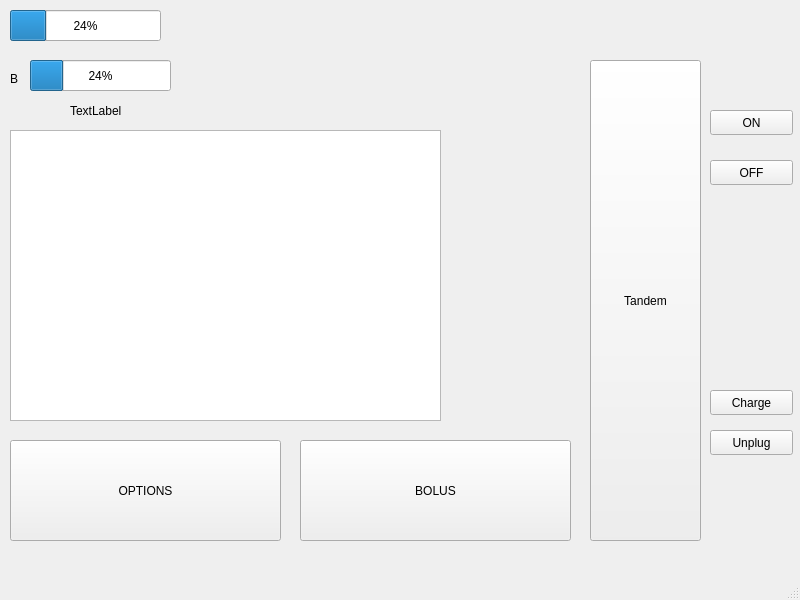
Above: COMP3004_Final/mainwindow.ui from MurkyMurka/3004-Team-Project before the change. Below: the same form after it.
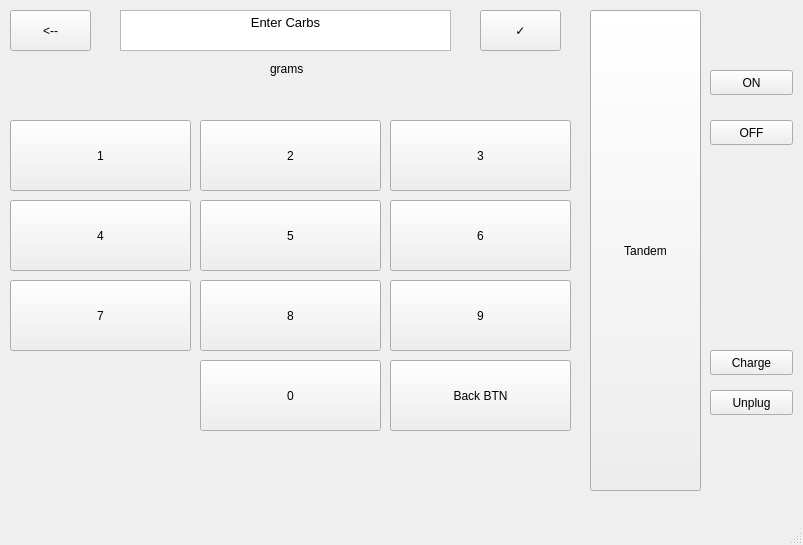
That is the form after the change. The open tabs and pages were chosen to show the change. Icons and pictures are not drawn.

Patch:
```diff
--- a/COMP3004_Final/mainwindow.ui
+++ b/COMP3004_Final/mainwindow.ui
@@ -6,8 +6,8 @@
    <rect>
     <x>0</x>
     <y>0</y>
-    <width>800</width>
-    <height>600</height>
+    <width>803</width>
+    <height>545</height>
    </rect>
   </property>
   <property name="windowTitle">
@@ -18,7 +18,7 @@
     <property name="geometry">
      <rect>
       <x>0</x>
-      <y>50</y>
+      <y>0</y>
       <width>571</width>
       <height>521</height>
      </rect>
@@ -30,10 +30,10 @@
      <widget class="QLabel" name="BolusIcon">
       <property name="geometry">
        <rect>
-        <x>10</x>
+        <x>410</x>
         <y>20</y>
-        <width>16</width>
-        <height>17</height>
+        <width>20</width>
+        <height>30</height>
        </rect>
       </property>
       <property name="text">
@@ -43,8 +43,8 @@
      <widget class="QProgressBar" name="BolusBar">
       <property name="geometry">
        <rect>
-        <x>30</x>
-        <y>10</y>
+        <x>420</x>
+        <y>20</y>
         <width>141</width>
         <height>31</height>
        </rect>
@@ -53,25 +53,12 @@
        <number>24</number>
       </property>
      </widget>
-     <widget class="QLabel" name="BolusNum">
-      <property name="geometry">
-       <rect>
-        <x>70</x>
-        <y>50</y>
-        <width>71</width>
-        <height>21</height>
-       </rect>
-      </property>
-      <property name="text">
-       <string>TextLabel</string>
-      </property>
-     </widget>
      <widget class="QPushButton" name="OptionsButton">
       <property name="geometry">
        <rect>
         <x>10</x>
-        <y>390</y>
-        <width>271</width>
+        <y>250</y>
+        <width>551</width>
         <height>101</height>
        </rect>
       </property>
@@ -82,9 +69,9 @@
      <widget class="QPushButton" name="BolusButton">
       <property name="geometry">
        <rect>
-        <x>300</x>
-        <y>390</y>
-        <width>271</width>
+        <x>10</x>
+        <y>100</y>
+        <width>551</width>
         <height>101</height>
        </rect>
       </property>
@@ -92,14 +79,124 @@
        <string>BOLUS</string>
       </property>
      </widget>
-     <widget class="QGraphicsView" name="graphicsView">
+     <widget class="QProgressBar" name="BatteryBar">
       <property name="geometry">
        <rect>
         <x>10</x>
-        <y>80</y>
-        <width>431</width>
-        <height>291</height>
+        <y>20</y>
+        <width>151</width>
+        <height>30</height>
        </rect>
+      </property>
+      <property name="value">
+       <number>24</number>
+      </property>
+     </widget>
+     <widget class="QDateTimeEdit" name="dateTimeEdit">
+      <property name="geometry">
+       <rect>
+        <x>230</x>
+        <y>20</y>
+        <width>131</width>
+        <height>31</height>
+       </rect>
+      </property>
+      <property name="readOnly">
+       <bool>true</bool>
+      </property>
+     </widget>
+     <widget class="QTextEdit" name="textEdit">
+      <property name="geometry">
+       <rect>
+        <x>30</x>
+        <y>390</y>
+        <width>371</width>
+        <height>51</height>
+       </rect>
+      </property>
+      <property name="readOnly">
+       <bool>true</bool>
+      </property>
+      <property name="html">
+       <string>&lt;!DOCTYPE HTML PUBLIC &quot;-//W3C//DTD HTML 4.0//EN&quot; &quot;http://www.w3.org/TR/REC-html40/strict.dtd&quot;&gt;
+&lt;html&gt;&lt;head&gt;&lt;meta name=&quot;qrichtext&quot; content=&quot;1&quot; /&gt;&lt;style type=&quot;text/css&quot;&gt;
+p, li { white-space: pre-wrap; }
+&lt;/style&gt;&lt;/head&gt;&lt;body style=&quot; font-family:'Sans'; font-size:10pt; font-weight:400; font-style:normal;&quot;&gt;
+&lt;p style=&quot; margin-top:0px; margin-bottom:0px; margin-left:0px; margin-right:0px; -qt-block-indent:0; text-indent:0px;&quot;&gt;&lt;span style=&quot; font-size:20pt;&quot;&gt;INSULIN ON BOARD (IOB)&lt;/span&gt;&lt;/p&gt;&lt;/body&gt;&lt;/html&gt;</string>
+      </property>
+     </widget>
+     <widget class="QTextEdit" name="textEdit_2">
+      <property name="geometry">
+       <rect>
+        <x>30</x>
+        <y>450</y>
+        <width>141</width>
+        <height>30</height>
+       </rect>
+      </property>
+      <property name="readOnly">
+       <bool>true</bool>
+      </property>
+      <property name="html">
+       <string>&lt;!DOCTYPE HTML PUBLIC &quot;-//W3C//DTD HTML 4.0//EN&quot; &quot;http://www.w3.org/TR/REC-html40/strict.dtd&quot;&gt;
+&lt;html&gt;&lt;head&gt;&lt;meta name=&quot;qrichtext&quot; content=&quot;1&quot; /&gt;&lt;style type=&quot;text/css&quot;&gt;
+p, li { white-space: pre-wrap; }
+&lt;/style&gt;&lt;/head&gt;&lt;body style=&quot; font-family:'Sans'; font-size:10pt; font-weight:400; font-style:normal;&quot;&gt;
+&lt;p style=&quot; margin-top:0px; margin-bottom:0px; margin-left:0px; margin-right:0px; -qt-block-indent:0; text-indent:0px;&quot;&gt;Units&lt;/p&gt;&lt;/body&gt;&lt;/html&gt;</string>
+      </property>
+     </widget>
+     <widget class="QTextEdit" name="textEdit_3">
+      <property name="geometry">
+       <rect>
+        <x>180</x>
+        <y>450</y>
+        <width>41</width>
+        <height>30</height>
+       </rect>
+      </property>
+      <property name="html">
+       <string>&lt;!DOCTYPE HTML PUBLIC &quot;-//W3C//DTD HTML 4.0//EN&quot; &quot;http://www.w3.org/TR/REC-html40/strict.dtd&quot;&gt;
+&lt;html&gt;&lt;head&gt;&lt;meta name=&quot;qrichtext&quot; content=&quot;1&quot; /&gt;&lt;style type=&quot;text/css&quot;&gt;
+p, li { white-space: pre-wrap; }
+&lt;/style&gt;&lt;/head&gt;&lt;body style=&quot; font-family:'Sans'; font-size:10pt; font-weight:400; font-style:normal;&quot;&gt;
+&lt;p style=&quot;-qt-paragraph-type:empty; margin-top:0px; margin-bottom:0px; margin-left:0px; margin-right:0px; -qt-block-indent:0; text-indent:0px;&quot;&gt;&lt;br /&gt;&lt;/p&gt;&lt;/body&gt;&lt;/html&gt;</string>
+      </property>
+     </widget>
+     <widget class="QTextEdit" name="textEdit_4">
+      <property name="geometry">
+       <rect>
+        <x>240</x>
+        <y>450</y>
+        <width>181</width>
+        <height>30</height>
+       </rect>
+      </property>
+      <property name="readOnly">
+       <bool>true</bool>
+      </property>
+      <property name="html">
+       <string>&lt;!DOCTYPE HTML PUBLIC &quot;-//W3C//DTD HTML 4.0//EN&quot; &quot;http://www.w3.org/TR/REC-html40/strict.dtd&quot;&gt;
+&lt;html&gt;&lt;head&gt;&lt;meta name=&quot;qrichtext&quot; content=&quot;1&quot; /&gt;&lt;style type=&quot;text/css&quot;&gt;
+p, li { white-space: pre-wrap; }
+&lt;/style&gt;&lt;/head&gt;&lt;body style=&quot; font-family:'Sans'; font-size:10pt; font-weight:400; font-style:normal;&quot;&gt;
+&lt;p style=&quot; margin-top:0px; margin-bottom:0px; margin-left:0px; margin-right:0px; -qt-block-indent:0; text-indent:0px;&quot;&gt;Time Remaining&lt;/p&gt;&lt;/body&gt;&lt;/html&gt;</string>
+      </property>
+     </widget>
+     <widget class="QTextEdit" name="textEdit_5">
+      <property name="geometry">
+       <rect>
+        <x>440</x>
+        <y>450</y>
+        <width>121</width>
+        <height>30</height>
+       </rect>
+      </property>
+      <property name="html">
+       <string>&lt;!DOCTYPE HTML PUBLIC &quot;-//W3C//DTD HTML 4.0//EN&quot; &quot;http://www.w3.org/TR/REC-html40/strict.dtd&quot;&gt;
+&lt;html&gt;&lt;head&gt;&lt;meta name=&quot;qrichtext&quot; content=&quot;1&quot; /&gt;&lt;style type=&quot;text/css&quot;&gt;
+p, li { white-space: pre-wrap; }
+&lt;/style&gt;&lt;/head&gt;&lt;body style=&quot; font-family:'Sans'; font-size:10pt; font-weight:400; font-style:normal;&quot;&gt;
+&lt;p style=&quot;-qt-paragraph-type:empty; margin-top:0px; margin-bottom:0px; margin-left:0px; margin-right:0px; -qt-block-indent:0; text-indent:0px;&quot;&gt;&lt;br /&gt;&lt;/p&gt;&lt;/body&gt;&lt;/html&gt;</string>
       </property>
      </widget>
     </widget>
@@ -415,12 +512,354 @@
       </property>
      </widget>
     </widget>
+    <widget class="QWidget" name="timePage"/>
+    <widget class="QWidget" name="timeEditPage"/>
+    <widget class="QWidget" name="BolusPage">
+     <widget class="QPushButton" name="backToHome">
+      <property name="geometry">
+       <rect>
+        <x>10</x>
+        <y>10</y>
+        <width>81</width>
+        <height>41</height>
+       </rect>
+      </property>
+      <property name="text">
+       <string>&lt;--</string>
+      </property>
+     </widget>
+     <widget class="QTextEdit" name="textEdit_6">
+      <property name="geometry">
+       <rect>
+        <x>120</x>
+        <y>10</y>
+        <width>331</width>
+        <height>41</height>
+       </rect>
+      </property>
+      <property name="html">
+       <string>&lt;!DOCTYPE HTML PUBLIC &quot;-//W3C//DTD HTML 4.0//EN&quot; &quot;http://www.w3.org/TR/REC-html40/strict.dtd&quot;&gt;
+&lt;html&gt;&lt;head&gt;&lt;meta name=&quot;qrichtext&quot; content=&quot;1&quot; /&gt;&lt;style type=&quot;text/css&quot;&gt;
+p, li { white-space: pre-wrap; }
+&lt;/style&gt;&lt;/head&gt;&lt;body style=&quot; font-family:'Sans'; font-size:10pt; font-weight:400; font-style:normal;&quot;&gt;
+&lt;p align=&quot;center&quot; style=&quot; margin-top:0px; margin-bottom:0px; margin-left:0px; margin-right:0px; -qt-block-indent:0; text-indent:0px;&quot;&gt;0&lt;/p&gt;&lt;/body&gt;&lt;/html&gt;</string>
+      </property>
+     </widget>
+     <widget class="QLabel" name="label_4">
+      <property name="geometry">
+       <rect>
+        <x>270</x>
+        <y>60</y>
+        <width>41</width>
+        <height>17</height>
+       </rect>
+      </property>
+      <property name="text">
+       <string>units</string>
+      </property>
+     </widget>
+     <widget class="QPushButton" name="pushButton">
+      <property name="geometry">
+       <rect>
+        <x>480</x>
+        <y>10</y>
+        <width>81</width>
+        <height>41</height>
+       </rect>
+      </property>
+      <property name="text">
+       <string>✓</string>
+      </property>
+     </widget>
+     <widget class="QLabel" name="label_6">
+      <property name="geometry">
+       <rect>
+        <x>20</x>
+        <y>140</y>
+        <width>91</width>
+        <height>31</height>
+       </rect>
+      </property>
+      <property name="text">
+       <string>CARBS</string>
+      </property>
+     </widget>
+     <widget class="QLabel" name="label_7">
+      <property name="geometry">
+       <rect>
+        <x>300</x>
+        <y>140</y>
+        <width>91</width>
+        <height>31</height>
+       </rect>
+      </property>
+      <property name="text">
+       <string>GLUCOSE</string>
+      </property>
+     </widget>
+     <widget class="QPushButton" name="viewCalcBTN">
+      <property name="geometry">
+       <rect>
+        <x>10</x>
+        <y>370</y>
+        <width>551</width>
+        <height>71</height>
+       </rect>
+      </property>
+      <property name="text">
+       <string>View Calculation</string>
+      </property>
+     </widget>
+     <widget class="QPushButton" name="enterCarbsBTN">
+      <property name="geometry">
+       <rect>
+        <x>10</x>
+        <y>170</y>
+        <width>271</width>
+        <height>141</height>
+       </rect>
+      </property>
+      <property name="text">
+       <string>0</string>
+      </property>
+     </widget>
+     <widget class="QPushButton" name="addBgBTN">
+      <property name="geometry">
+       <rect>
+        <x>290</x>
+        <y>170</y>
+        <width>271</width>
+        <height>141</height>
+       </rect>
+      </property>
+      <property name="text">
+       <string>Add BG</string>
+      </property>
+     </widget>
+     <widget class="QLabel" name="label_8">
+      <property name="geometry">
+       <rect>
+        <x>130</x>
+        <y>250</y>
+        <width>51</width>
+        <height>21</height>
+       </rect>
+      </property>
+      <property name="text">
+       <string>grams</string>
+      </property>
+     </widget>
+    </widget>
+    <widget class="QWidget" name="enterCarbsPage">
+     <widget class="QTextEdit" name="textEdit_7">
+      <property name="geometry">
+       <rect>
+        <x>120</x>
+        <y>10</y>
+        <width>331</width>
+        <height>41</height>
+       </rect>
+      </property>
+      <property name="readOnly">
+       <bool>true</bool>
+      </property>
+      <property name="html">
+       <string>&lt;!DOCTYPE HTML PUBLIC &quot;-//W3C//DTD HTML 4.0//EN&quot; &quot;http://www.w3.org/TR/REC-html40/strict.dtd&quot;&gt;
+&lt;html&gt;&lt;head&gt;&lt;meta name=&quot;qrichtext&quot; content=&quot;1&quot; /&gt;&lt;style type=&quot;text/css&quot;&gt;
+p, li { white-space: pre-wrap; }
+&lt;/style&gt;&lt;/head&gt;&lt;body style=&quot; font-family:'Sans'; font-size:10pt; font-weight:400; font-style:normal;&quot;&gt;
+&lt;p align=&quot;center&quot; style=&quot; margin-top:0px; margin-bottom:0px; margin-left:0px; margin-right:0px; -qt-block-indent:0; text-indent:0px;&quot;&gt;Enter Carbs&lt;/p&gt;&lt;/body&gt;&lt;/html&gt;</string>
+      </property>
+     </widget>
+     <widget class="QPushButton" name="BTN0">
+      <property name="geometry">
+       <rect>
+        <x>10</x>
+        <y>10</y>
+        <width>81</width>
+        <height>41</height>
+       </rect>
+      </property>
+      <property name="text">
+       <string>&lt;--</string>
+      </property>
+     </widget>
+     <widget class="QPushButton" name="pushButton_5">
+      <property name="geometry">
+       <rect>
+        <x>480</x>
+        <y>10</y>
+        <width>81</width>
+        <height>41</height>
+       </rect>
+      </property>
+      <property name="text">
+       <string>✓</string>
+      </property>
+     </widget>
+     <widget class="QLabel" name="label_9">
+      <property name="geometry">
+       <rect>
+        <x>270</x>
+        <y>60</y>
+        <width>41</width>
+        <height>17</height>
+       </rect>
+      </property>
+      <property name="text">
+       <string>grams</string>
+      </property>
+     </widget>
+     <widget class="QPushButton" name="BTN1">
+      <property name="geometry">
+       <rect>
+        <x>10</x>
+        <y>120</y>
+        <width>181</width>
+        <height>71</height>
+       </rect>
+      </property>
+      <property name="text">
+       <string>1</string>
+      </property>
+     </widget>
+     <widget class="QPushButton" name="BTN3">
+      <property name="geometry">
+       <rect>
+        <x>390</x>
+        <y>120</y>
+        <width>181</width>
+        <height>71</height>
+       </rect>
+      </property>
+      <property name="text">
+       <string>3</string>
+      </property>
+     </widget>
+     <widget class="QPushButton" name="BTN2">
+      <property name="geometry">
+       <rect>
+        <x>200</x>
+        <y>120</y>
+        <width>181</width>
+        <height>71</height>
+       </rect>
+      </property>
+      <property name="text">
+       <string>2</string>
+      </property>
+     </widget>
+     <widget class="QPushButton" name="BTN6">
+      <property name="geometry">
+       <rect>
+        <x>390</x>
+        <y>200</y>
+        <width>181</width>
+        <height>71</height>
+       </rect>
+      </property>
+      <property name="text">
+       <string>6</string>
+      </property>
+     </widget>
+     <widget class="QPushButton" name="BTN5">
+      <property name="geometry">
+       <rect>
+        <x>200</x>
+        <y>200</y>
+        <width>181</width>
+        <height>71</height>
+       </rect>
+      </property>
+      <property name="text">
+       <string>5</string>
+      </property>
+     </widget>
+     <widget class="QPushButton" name="BTN4">
+      <property name="geometry">
+       <rect>
+        <x>10</x>
+        <y>200</y>
+        <width>181</width>
+        <height>71</height>
+       </rect>
+      </property>
+      <property name="text">
+       <string>4</string>
+      </property>
+     </widget>
+     <widget class="QPushButton" name="BTN9">
+      <property name="geometry">
+       <rect>
+        <x>390</x>
+        <y>280</y>
+        <width>181</width>
+        <height>71</height>
+       </rect>
+      </property>
+      <property name="text">
+       <string>9</string>
+      </property>
+     </widget>
+     <widget class="QPushButton" name="BTN8">
+      <property name="geometry">
+       <rect>
+        <x>200</x>
+        <y>280</y>
+        <width>181</width>
+        <height>71</height>
+       </rect>
+      </property>
+      <property name="text">
+       <string>8</string>
+      </property>
+     </widget>
+     <widget class="QPushButton" name="BTN7">
+      <property name="geometry">
+       <rect>
+        <x>10</x>
+        <y>280</y>
+        <width>181</width>
+        <height>71</height>
+       </rect>
+      </property>
+      <property name="text">
+       <string>7</string>
+      </property>
+     </widget>
+     <widget class="QPushButton" name="backBTN">
+      <property name="geometry">
+       <rect>
+        <x>390</x>
+        <y>360</y>
+        <width>181</width>
+        <height>71</height>
+       </rect>
+      </property>
+      <property name="text">
+       <string>Back BTN</string>
+      </property>
+     </widget>
+     <widget class="QPushButton" name="pushButton_16">
+      <property name="geometry">
+       <rect>
+        <x>200</x>
+        <y>360</y>
+        <width>181</width>
+        <height>71</height>
+       </rect>
+      </property>
+      <property name="text">
+       <string>0</string>
+      </property>
+     </widget>
+    </widget>
    </widget>
    <widget class="QPushButton" name="OnButton">
     <property name="geometry">
      <rect>
       <x>710</x>
-      <y>110</y>
+      <y>70</y>
       <width>83</width>
       <height>25</height>
      </rect>
@@ -433,7 +872,7 @@
     <property name="geometry">
      <rect>
       <x>710</x>
-      <y>160</y>
+      <y>120</y>
       <width>83</width>
       <height>25</height>
      </rect>
@@ -446,7 +885,7 @@
     <property name="geometry">
      <rect>
       <x>710</x>
-      <y>390</y>
+      <y>350</y>
       <width>83</width>
       <height>25</height>
      </rect>
@@ -459,7 +898,7 @@
     <property name="geometry">
      <rect>
       <x>710</x>
-      <y>430</y>
+      <y>390</y>
       <width>83</width>
       <height>25</height>
      </rect>
@@ -468,24 +907,11 @@
      <string>Unplug</string>
     </property>
    </widget>
-   <widget class="QProgressBar" name="BatteryBar">
-    <property name="geometry">
-     <rect>
-      <x>10</x>
-      <y>10</y>
-      <width>151</width>
-      <height>31</height>
-     </rect>
-    </property>
-    <property name="value">
-     <number>24</number>
-    </property>
-   </widget>
    <widget class="QPushButton" name="TandemLogo">
     <property name="geometry">
      <rect>
       <x>590</x>
-      <y>60</y>
+      <y>10</y>
       <width>111</width>
       <height>481</height>
      </rect>
```
Left out of the diff: 14 changed lines with no effect on the pictures.
